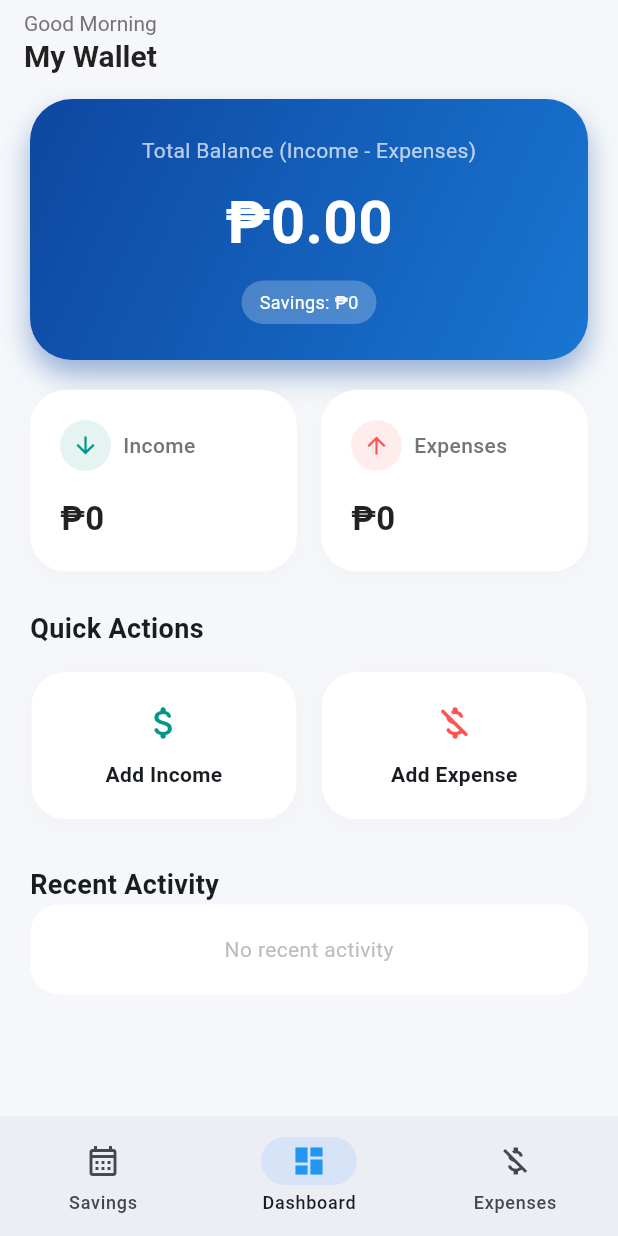
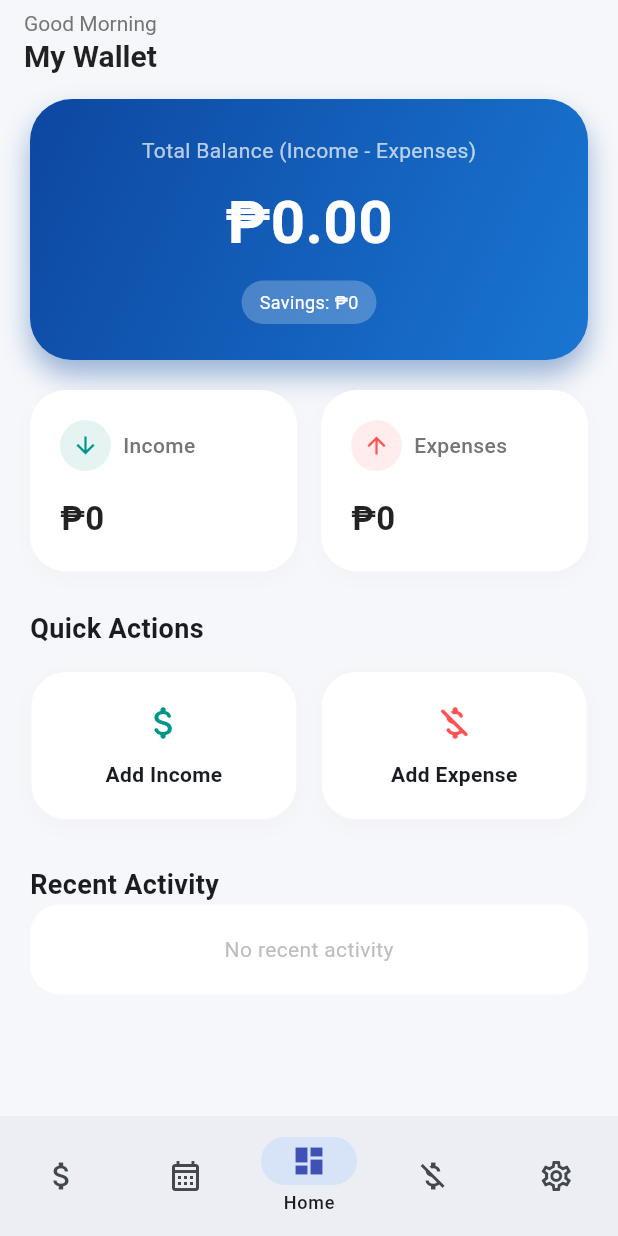
Before and after one commit to KimTerrence/Tubong-Ipon-App, a Flutter app: the screen it shows after launch, on a phone screen of 412 x 824 dp. Run offline on Flutter 3.47's test engine with Material 3 defaults, Android fonts, the phone set to English and light mode, and no system bars; our stand-ins replace sqflite, table_calendar; accounts and stored records are empty.

Commit message:
added setting and income tab

```diff
--- a/lib/main.dart
+++ b/lib/main.dart
@@ -1,10 +1,14 @@
+// lib/main.dart
+
 import 'package:flutter/material.dart';
 import 'screens/savings_tab.dart';
 import 'screens/expenses_tab.dart';
 import 'screens/dashboard_tab.dart';
+import 'screens/income_tab.dart';
+import 'screens/settings_tab.dart'; // Import the new file
 
 void main() {
-  WidgetsFlutterBinding.ensureInitialized(); // Required for database
+  WidgetsFlutterBinding.ensureInitialized();
   runApp(const MyApp());
 }
 
@@ -33,7 +37,7 @@ class MainScreen extends StatefulWidget {
 }
 
 class _MainScreenState extends State<MainScreen> {
-  int _selectedIndex = 1; // Default to Dashboard (Middle)
+  int _selectedIndex = 2; // Default to Dashboard (Middle)
 
   late final List<Widget> _pages;
 
@@ -41,9 +45,11 @@ class _MainScreenState extends State<MainScreen> {
   void initState() {
     super.initState();
     _pages = [
-      const SavingsCalendarTab(),
-      DashboardTab(onTabChange: _changeTab), // Pass callback
-      const ExpensesListTab(),
+      const IncomeListTab(),      // 0
+      const SavingsCalendarTab(), // 1
+      DashboardTab(onTabChange: _changeTab), // 2 (Dashboard)
+      const ExpensesListTab(),    // 3
+      const SettingsTab(),        // 4 (New Settings Tab)
     ];
   }
 
@@ -56,27 +62,38 @@ class _MainScreenState extends State<MainScreen> {
   @override
   Widget build(BuildContext context) {
     return Scaffold(
-      // IndexedStack keeps pages alive so you don't lose scroll position
-      // remove 'IndexedStack' and use '_pages[_selectedIndex]' if you prefer reloading data every switch
       body: _pages[_selectedIndex],
       bottomNavigationBar: NavigationBar(
         selectedIndex: _selectedIndex,
         onDestinationSelected: _changeTab,
+        // Make labels smaller so 5 items fit nicely
+        labelBehavior: NavigationDestinationLabelBehavior.onlyShowSelected,
         destinations: const [
           NavigationDestination(
+            icon: Icon(Icons.attach_money),
+            selectedIcon: Icon(Icons.attach_money, color: Colors.teal),
+            label: 'Income'
+          ),
+          NavigationDestination(
             icon: Icon(Icons.calendar_month_outlined),
-            selectedIcon: Icon(Icons.calendar_month, color: Colors.teal),
-            label: 'Savings',
+            selectedIcon: Icon(Icons.calendar_month, color: Colors.blue),
+            label: 'Savings'
           ),
           NavigationDestination(
             icon: Icon(Icons.dashboard_outlined),
-            selectedIcon: Icon(Icons.dashboard, color: Colors.blue),
-            label: 'Dashboard',
+            selectedIcon: Icon(Icons.dashboard, color: Colors.indigo),
+            label: 'Home'
           ),
           NavigationDestination(
             icon: Icon(Icons.money_off_outlined),
             selectedIcon: Icon(Icons.money_off, color: Colors.red),
-            label: 'Expenses',
+            label: 'Expenses'
+          ),
+          // NEW SETTINGS TAB
+          NavigationDestination(
+            icon: Icon(Icons.settings_outlined),
+            selectedIcon: Icon(Icons.settings, color: Colors.grey),
+            label: 'Settings'
           ),
         ],
       ),
```
